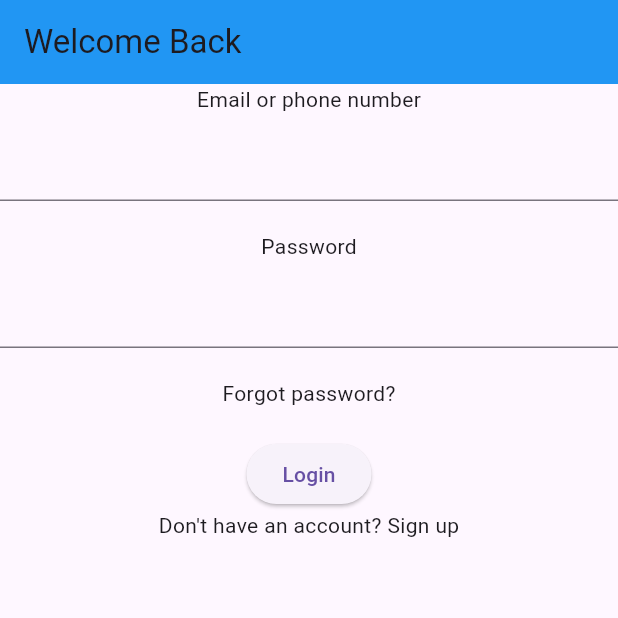
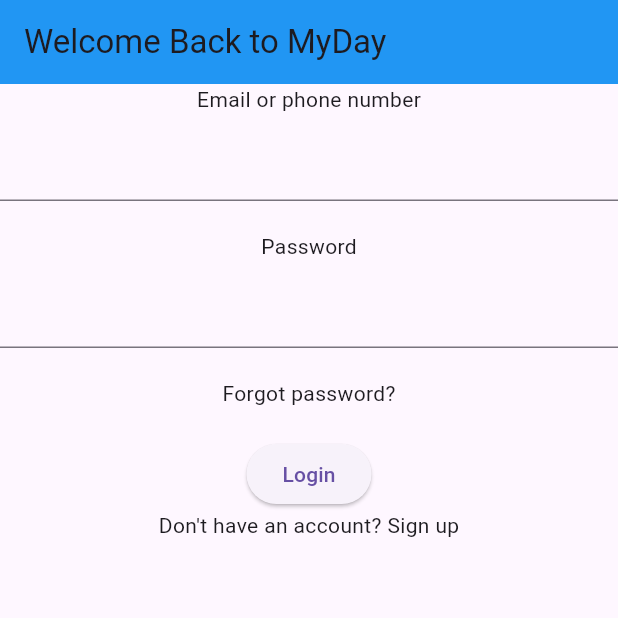
Before and after one commit to ibello91/myday, a Flutter app: the screen it shows after launch, on a phone screen of 412 x 824 dp, the top half of it. Run offline on Flutter 3.47's test engine with Material 3 defaults, Android fonts, the phone set to English and light mode, and no system bars; our stand-ins replace firebase_auth, firebase_core; accounts and stored records are empty.

Commit message:
Update login.dart

```diff
--- a/lib/login.dart
+++ b/lib/login.dart
@@ -27,7 +27,10 @@
   @override
   Widget build(BuildContext context) {
     return Scaffold(
-      appBar: AppBar(title: Text('Welcome Back'), backgroundColor: Colors.blue),
+      appBar: AppBar(
+        title: Text('Welcome Back to MyDay'),
+        backgroundColor: Colors.blue,
+      ),
       body: Column(
         children: [
           Text('Email or phone number'),
```
